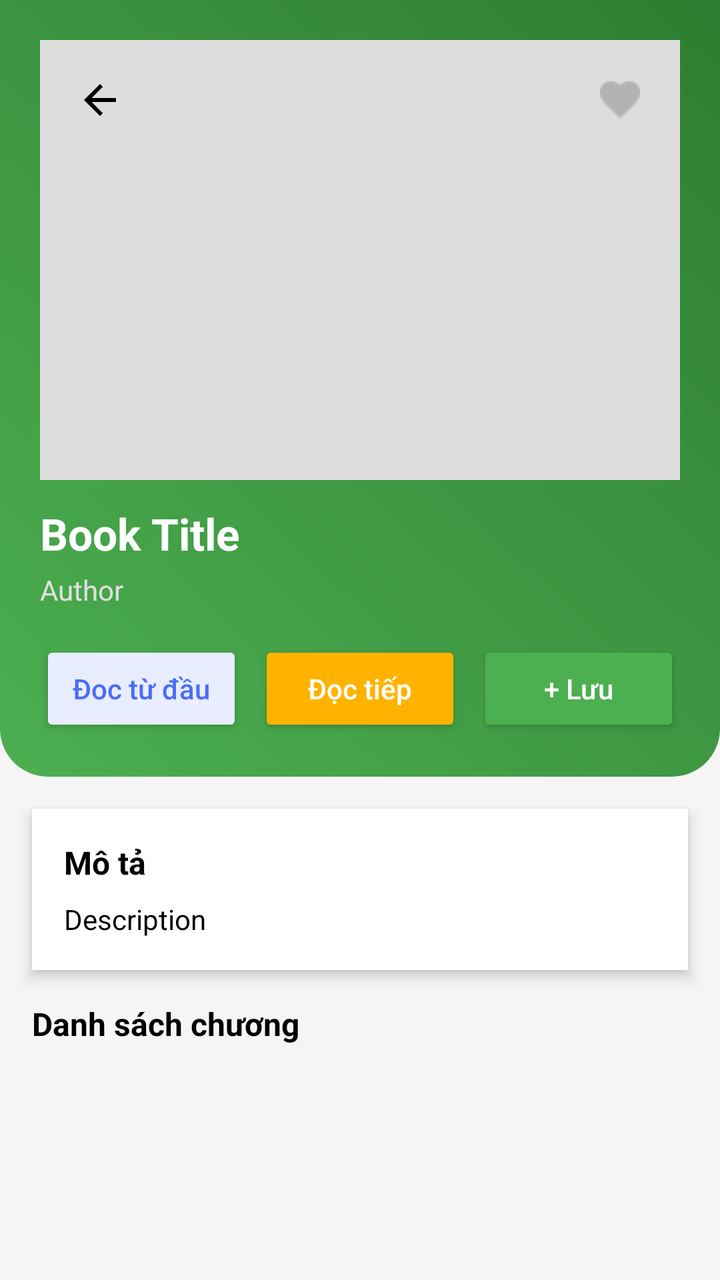
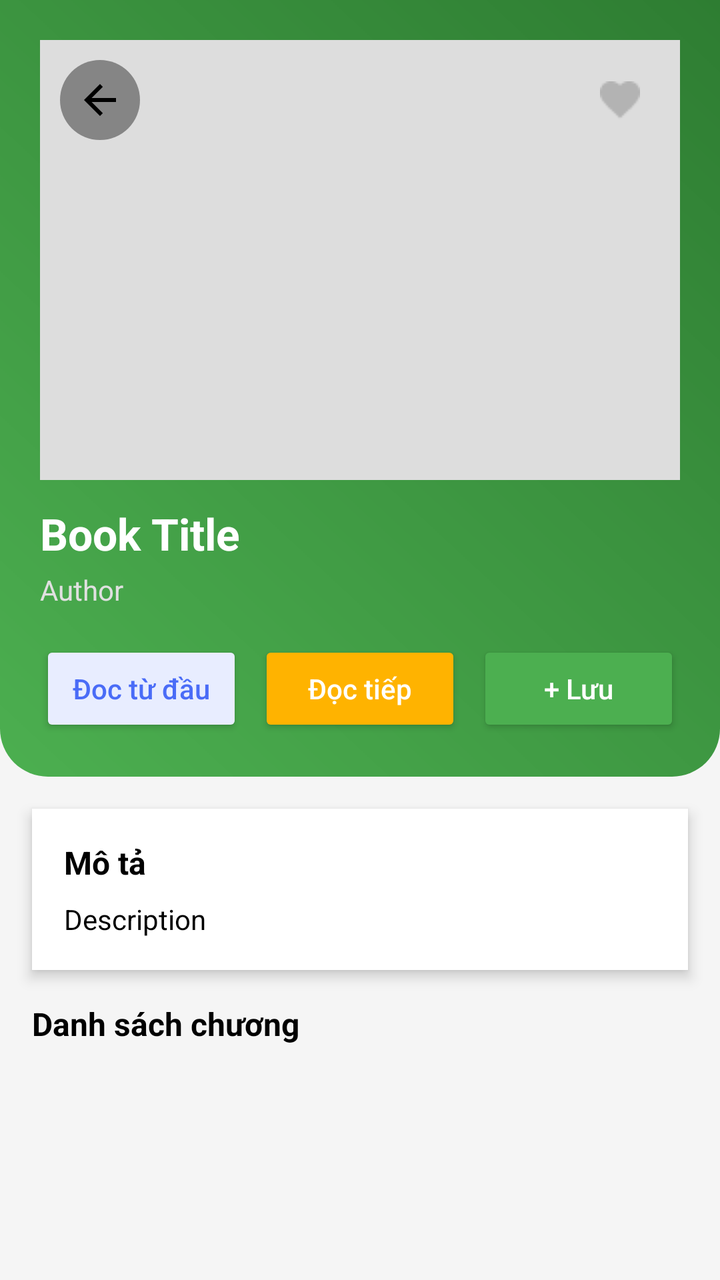

Compare the two renders of this Android layout. The source of the first and the diff that turns it into the second are given below.
<!-- AndroidManifest.xml: application theme Theme.LibraryApp -->
<!-- res/layout/fragment_book_detail.xml -->
<?xml version="1.0" encoding="utf-8"?>
<LinearLayout xmlns:android="http://schemas.android.com/apk/res/android"
    android:id="@+id/rootLinearLayout"
    android:layout_width="match_parent"
    android:layout_height="match_parent"
    android:orientation="vertical"
    android:background="@color/background">

    
    <LinearLayout
        android:id="@+id/headerSection"
        android:layout_width="match_parent"
        android:layout_height="wrap_content"
        android:orientation="vertical"
        android:background="@drawable/bg_header"
        android:padding="20dp">

        
        <FrameLayout
            android:layout_width="match_parent"
            android:layout_height="220dp">

            <ImageView
                android:id="@+id/imgBook"
                android:layout_width="match_parent"
                android:layout_height="match_parent"
                android:scaleType="centerCrop"
                android:background="#DDDDDD" />

            
            <ImageButton
                android:id="@+id/btnBack"
                android:layout_width="40dp"
                android:layout_height="40dp"
                android:layout_gravity="top|start"
                android:layout_margin="10dp"
                android:background="@android:color/transparent"
                android:src="@drawable/ic_arrow_back"
                android:contentDescription="back" />

            
            <ImageButton
                android:id="@+id/btnFavorite"
                android:layout_width="40dp"
                android:layout_height="40dp"
                android:layout_gravity="top|end"
                android:layout_margin="10dp"
                android:background="@android:color/transparent"
                android:src="@drawable/ic_favorite_border"
                android:contentDescription="favorite" />
        </FrameLayout>

        
        <TextView
            android:id="@+id/tvTitle"
            android:layout_width="match_parent"
            android:layout_height="wrap_content"
            android:text="Book Title"
            android:textColor="@android:color/white"
            android:textSize="22sp"
            android:textStyle="bold"
            android:layout_marginTop="12dp" />

        
        <TextView
            android:id="@+id/tvAuthor"
            android:layout_width="match_parent"
            android:layout_height="wrap_content"
            android:text="Author"
            android:textColor="#E0E0E0"
            android:textSize="14sp"
            android:layout_marginTop="4dp" />

        
        <LinearLayout
            android:layout_width="match_parent"
            android:layout_height="wrap_content"
            android:orientation="horizontal"
            android:layout_marginTop="16dp">

            
            <Button
                android:id="@+id/btnReadFromStart"
                android:layout_width="0dp"
                android:layout_height="48dp"
                android:layout_weight="1"
                android:text="Đoc từ đầu"
                android:textAllCaps="false"
                android:textColor="#4A6CF7"
                android:backgroundTint="#E8EDFF" />

            <Space
                android:layout_width="8dp"
                android:layout_height="wrap_content"/>

            
            <Button
                android:id="@+id/btnContinueReading"
                android:layout_width="0dp"
                android:layout_height="48dp"
                android:layout_weight="1"
                android:text="Đọc tiếp"
                android:textAllCaps="false"
                android:textColor="@android:color/white"
                android:backgroundTint="#FFB300" />

            <Space
                android:layout_width="8dp"
                android:layout_height="wrap_content"/>

            <Button
                android:id="@+id/btnAddToLibrary"
                android:layout_width="0dp"
                android:layout_height="48dp"
                android:layout_weight="1"
                android:text="+ Lưu"
                android:textAllCaps="false"
                android:textColor="@android:color/white"
                android:backgroundTint="#4CAF50" />


        </LinearLayout>

    </LinearLayout>

    <androidx.core.widget.NestedScrollView
        android:layout_width="match_parent"
        android:layout_height="0dp"
        android:layout_weight="1"
        android:fillViewport="true"
        android:clipToPadding="false"
        android:paddingBottom="60dp">

        <LinearLayout
            android:layout_width="match_parent"
            android:layout_height="wrap_content"
            android:orientation="vertical">

            
            <LinearLayout
                android:layout_width="match_parent"
                android:layout_height="wrap_content"
                android:orientation="vertical"
                android:background="@color/surface"
                android:layout_margin="16dp"
                android:padding="16dp"
                android:elevation="4dp">

                <TextView
                    android:layout_width="wrap_content"
                    android:layout_height="wrap_content"
                    android:text="Mô tả"
                    android:textStyle="bold"
                    android:textSize="16sp"
                    android:textColor="@color/text_primary"/>

                <TextView
                    android:id="@+id/tvDescription"
                    android:layout_width="match_parent"
                    android:layout_height="wrap_content"
                    android:text="Description"
                    android:textSize="14sp"
                    android:textColor="@color/text_primary"
                    android:layout_marginTop="8dp"
                    android:lineSpacingExtra="4dp"/>
            </LinearLayout>

            
            <TextView
                android:id="@+id/tvChapterLabel"
                android:layout_width="match_parent"
                android:layout_height="wrap_content"
                android:text="Danh sách chương"
                android:textStyle="bold"
                android:textSize="16sp"
                android:textColor="@color/text_primary"
                android:layout_marginStart="16dp"
                android:layout_marginBottom="8dp"/>

            
            <androidx.recyclerview.widget.RecyclerView
                android:id="@+id/rvChapters"
                android:layout_width="match_parent"
                android:layout_height="wrap_content"
                android:nestedScrollingEnabled="false"
                android:paddingStart="12dp"
                android:paddingEnd="12dp"
                android:paddingBottom="50dp"
                android:clipToPadding="false"/>

        </LinearLayout>

    </androidx.core.widget.NestedScrollView>

</LinearLayout>
<!-- resources referenced by this layout -->
<resources>
  <color name="background">#F5F5F5</color>
  <color name="surface">#FFFFFF</color>
  <color name="text_primary">#000000</color>
  <!-- drawable bg_header (drawable) -->
  <?xml version="1.0" encoding="utf-8"?>
  <shape xmlns:android="http://schemas.android.com/apk/res/android">
      <gradient
          android:startColor="#4CAF50"
          android:endColor="#2E7D32"
          android:angle="45"/>
  
      <corners
          android:bottomLeftRadius="24dp"
          android:bottomRightRadius="24dp"/>
  </shape>
  <!-- drawable ic_arrow_back (drawable) -->
  <vector xmlns:android="http://schemas.android.com/apk/res/android" android:autoMirrored="true" android:height="24dp" android:tint="#000000" android:viewportHeight="24" android:viewportWidth="24" android:width="24dp">
        
      <path android:fillColor="@android:color/white" android:pathData="M20,11H7.83l5.59,-5.59L12,4l-8,8 8,8 1.41,-1.41L7.83,13H20v-2z"/>
      
  </vector>
  <!-- drawable ic_favorite_border: png bitmap (drawable, 430 bytes) -->
  <style name="Theme.LibraryApp" parent="Theme.AppCompat.Light.NoActionBar" />
</resources>

<!-- the commit's change to res/layout/fragment_book_detail.xml (unified diff, before → after) -->
@@ -27,15 +27,15 @@
                 android:scaleType="centerCrop"
                 android:background="#DDDDDD" />
 
-            
             <ImageButton
                 android:id="@+id/btnBack"
                 android:layout_width="40dp"
                 android:layout_height="40dp"
                 android:layout_gravity="top|start"
                 android:layout_margin="10dp"
-                android:background="@android:color/transparent"
+                android:background="@drawable/bg_icon_button"
                 android:src="@drawable/ic_arrow_back"
+                android:padding="8dp"
                 android:contentDescription="back" />
 
             
<!-- resource entries referenced after the edit -->
@@ -15,6 +15,12 @@
           android:bottomLeftRadius="24dp"
           android:bottomRightRadius="24dp"/>
   </shape>
+  <!-- drawable bg_icon_button (drawable) -->
+  <?xml version="1.0" encoding="utf-8"?>
+  <shape xmlns:android="http://schemas.android.com/apk/res/android"
+      android:shape="oval">
+      <solid android:color="#66000000" />  
+  </shape>
   <!-- drawable ic_arrow_back (drawable) -->
   <vector xmlns:android="http://schemas.android.com/apk/res/android" android:autoMirrored="true" android:height="24dp" android:tint="#000000" android:viewportHeight="24" android:viewportWidth="24" android:width="24dp">
         
